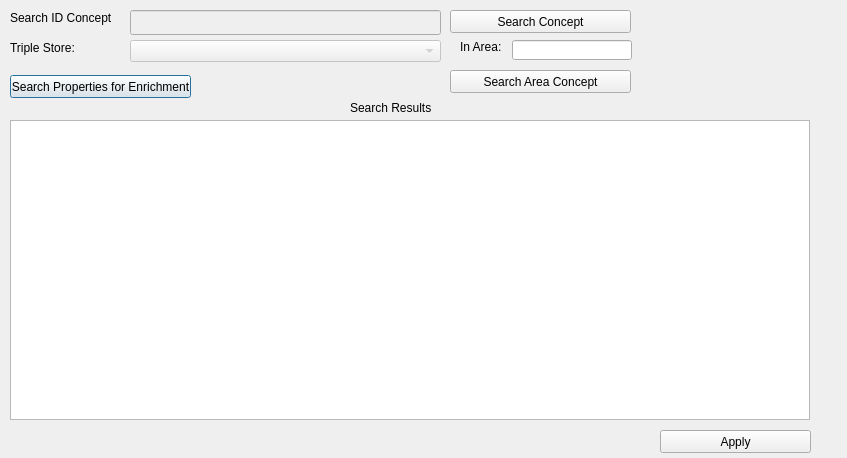
Old version of the form whattoenrich.ui in the repository sparqlunicorn/sparqlunicornGoesGIS.
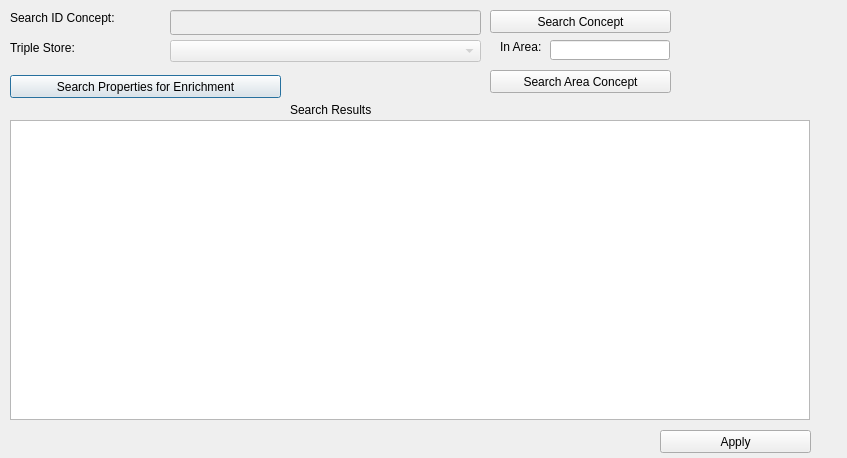
New version of the form.

```diff
--- a/whattoenrich.ui
+++ b/whattoenrich.ui
@@ -18,7 +18,7 @@
     <rect>
      <x>10</x>
      <y>10</y>
-     <width>101</width>
+     <width>151</width>
      <height>16</height>
     </rect>
    </property>
@@ -32,7 +32,7 @@
    </property>
    <property name="geometry">
     <rect>
-     <x>130</x>
+     <x>170</x>
      <y>10</y>
      <width>311</width>
      <height>25</height>
@@ -45,7 +45,7 @@
    </property>
    <property name="geometry">
     <rect>
-     <x>130</x>
+     <x>170</x>
      <y>40</y>
      <width>311</width>
      <height>22</height>
@@ -70,7 +70,7 @@
     <rect>
      <x>10</x>
      <y>75</y>
-     <width>181</width>
+     <width>271</width>
      <height>23</height>
     </rect>
    </property>
@@ -91,10 +91,10 @@
   <widget class="QLabel" name="searchResultLabel">
    <property name="geometry">
     <rect>
-     <x>350</x>
+     <x>290</x>
      <y>100</y>
-     <width>81</width>
-     <height>16</height>
+     <width>141</width>
+     <height>20</height>
     </rect>
    </property>
    <property name="text">
@@ -104,7 +104,7 @@
   <widget class="QPushButton" name="searchConceptButton">
    <property name="geometry">
     <rect>
-     <x>450</x>
+     <x>490</x>
      <y>10</y>
      <width>181</width>
      <height>23</height>
@@ -130,7 +130,7 @@
   <widget class="QLabel" name="costumpropertyLabel">
    <property name="geometry">
     <rect>
-     <x>460</x>
+     <x>500</x>
      <y>40</y>
      <width>47</width>
      <height>14</height>
@@ -143,7 +143,7 @@
   <widget class="QLineEdit" name="inAreaEditText">
    <property name="geometry">
     <rect>
-     <x>512</x>
+     <x>550</x>
      <y>40</y>
      <width>120</width>
      <height>20</height>
@@ -153,7 +153,7 @@
   <widget class="QPushButton" name="searchButton2">
    <property name="geometry">
     <rect>
-     <x>450</x>
+     <x>490</x>
      <y>70</y>
      <width>181</width>
      <height>23</height>
```
